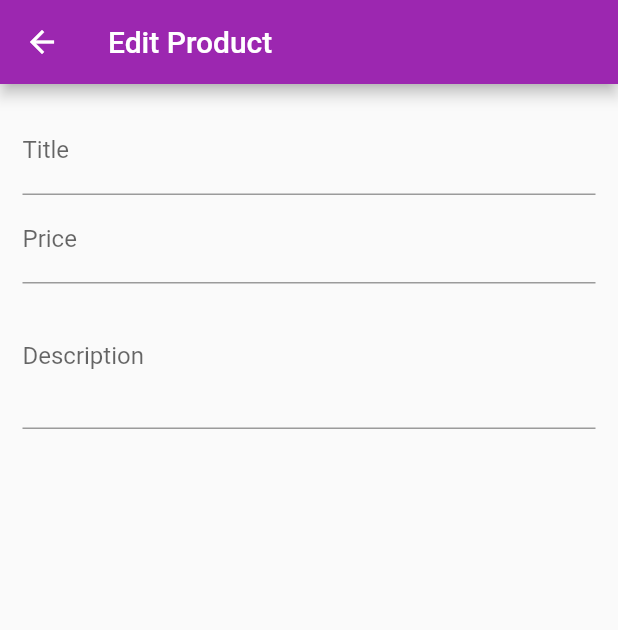
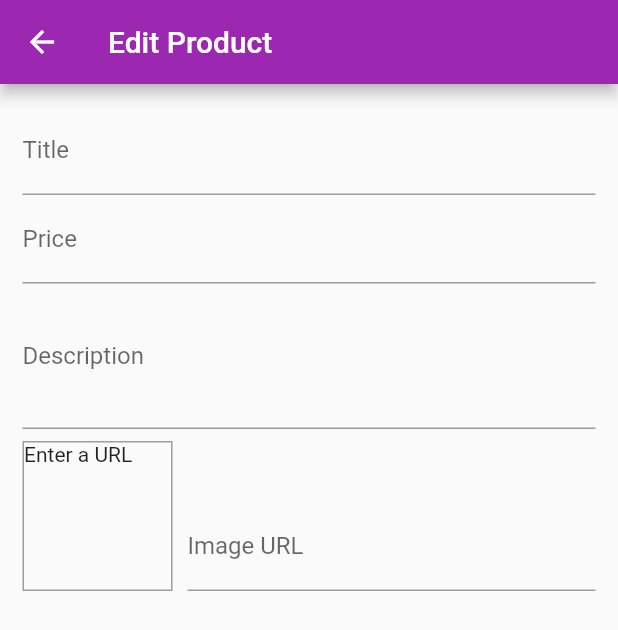
Before and after one commit to yapdianhao/flutter_learning, a Flutter app: the EditProductScreen screen opened by its route, on a phone screen of 412 x 824 dp. Shown: the top 630 px of the screen. Run offline on Flutter 3.47's test engine with Material 2 defaults, Android fonts, the phone set to English and light mode, and no system bars; network calls fail.

Commit message:
31/1/2021 223

```diff
--- a/lib/screens/edit_product_screen.dart
+++ b/lib/screens/edit_product_screen.dart
@@ -9,11 +9,29 @@ class EditProductScreen extends StatefulWidget {
 class _EditProductScreenState extends State<EditProductScreen> {
   final _priceFocusNode = FocusNode();
   final _descriptionFocusNode = FocusNode();
+  final _imageUrlController = TextEditingController();
+  final _imageUrlFocusNode = FocusNode();
+
+  @override
+  void initState() {
+    _imageUrlFocusNode.addListener(_updateImageUrl);
+    super.initState();
+  }
+
+  void _updateImageUrl() {
+    if (!_imageUrlFocusNode.hasFocus) {
+      setState(() {
+
+      });
+    }
+  }
 
   @override
   void dispose() {
+    _imageUrlFocusNode.removeListener(_updateImageUrl);
     _priceFocusNode.dispose();
     _descriptionFocusNode.dispose();
+    _imageUrlController.dispose();
     super.dispose();
   }
 
@@ -55,6 +73,41 @@ class _EditProductScreenState extends State<EditProductScreen> {
                 maxLines: 3,
                 keyboardType: TextInputType.multiline,
                 focusNode: _descriptionFocusNode,
+              ),
+              Row(
+                crossAxisAlignment: CrossAxisAlignment.end,
+                children: [
+                  Container(
+                    width: 100,
+                    height: 100,
+                    margin: EdgeInsets.only(
+                      top: 8,
+                      right: 10,
+                    ),
+                    decoration: BoxDecoration(
+                      border: Border.all(
+                        width: 1,
+                        color: Colors.grey,
+                      ),
+                    ),
+                    child: _imageUrlController.text.isEmpty
+                        ? Text('Enter a URL')
+                        : FittedBox(
+                            child: Image.network(
+                            _imageUrlController.text,
+                            fit: BoxFit.cover,
+                          )),
+                  ),
+                  Expanded(
+                    child: TextFormField(
+                      decoration: InputDecoration(labelText: 'Image URL'),
+                      keyboardType: TextInputType.url,
+                      textInputAction: TextInputAction.done,
+                      controller: _imageUrlController,
+                      focusNode: _imageUrlFocusNode,
+                    ),
+                  ),
+                ],
               )
             ],
           ),
```
